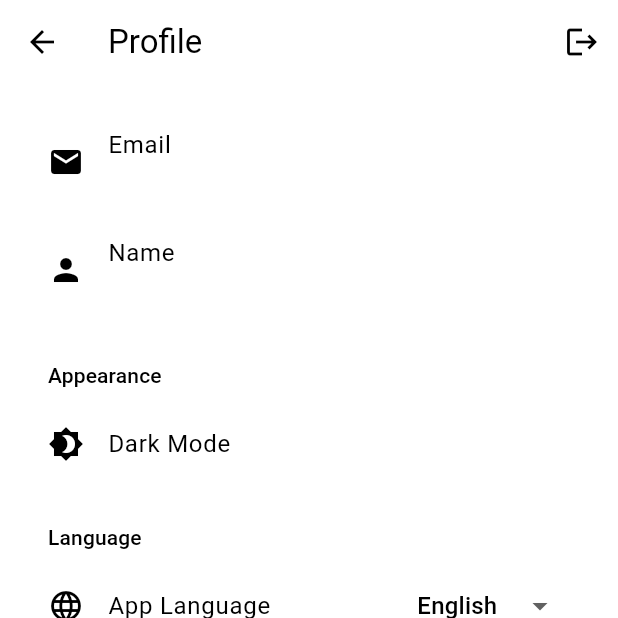
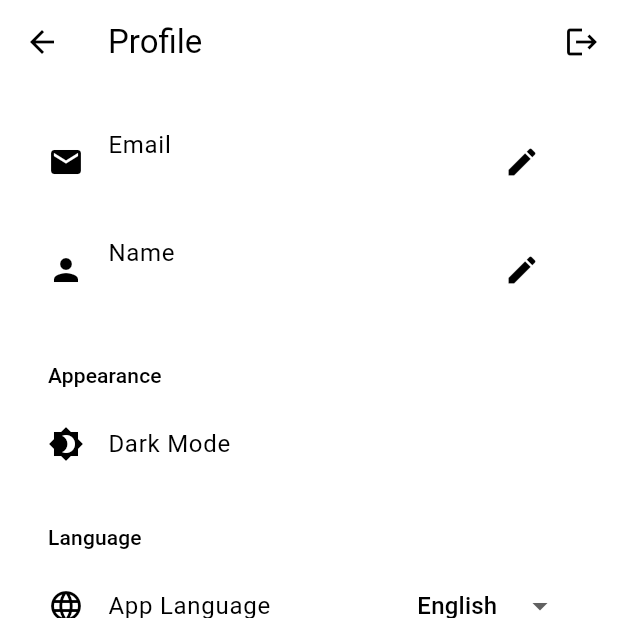
Before and after one commit to speedyjohn/crossplatform-marketplace, a Flutter app: the ProfilePage screen opened directly, on a phone screen of 412 x 824 dp, the top half of it. Run offline on Flutter 3.47's test engine with Material 3 defaults, Android fonts, the phone set to English and light mode, and no system bars; our stand-ins replace cloud_firestore, connectivity_plus, firebase_auth, firebase_core, image_picker, shared_preferences; accounts and stored records are empty; generated files the repository leaves out were written again.

Commit message:
User data changing

```diff
--- a/lib/pages/profile/profile_user_info.dart
+++ b/lib/pages/profile/profile_user_info.dart
@@ -1,13 +1,83 @@
 import 'package:flutter/material.dart';
+import 'package:shared_preferences/shared_preferences.dart';
+import 'package:provider/provider.dart';
+import 'package:cloud_firestore/cloud_firestore.dart';
 import '../../models/user.dart';
+import '../../providers/AuthProvider.dart';
 
-class ProfileUserInfo extends StatelessWidget {
+class ProfileUserInfo extends StatefulWidget {
   final AppUser user;
 
   const ProfileUserInfo({
     Key? key,
     required this.user,
   }) : super(key: key);
+
+  @override
+  State<ProfileUserInfo> createState() => _ProfileUserInfoState();
+}
+
+class _ProfileUserInfoState extends State<ProfileUserInfo> {
+  late TextEditingController _emailController;
+  late TextEditingController _nameController;
+  bool _isEditingEmail = false;
+  bool _isEditingName = false;
+  final _firestore = FirebaseFirestore.instance;
+
+  @override
+  void initState() {
+    super.initState();
+    _emailController = TextEditingController(text: widget.user.email);
+    _nameController = TextEditingController(text: widget.user.name);
+  }
+
+  @override
+  void dispose() {
+    _emailController.dispose();
+    _nameController.dispose();
+    super.dispose();
+  }
+
+  Future<void> _saveChanges(String key, String value) async {
+    // Save to local storage
+    final prefs = await SharedPreferences.getInstance();
+    await prefs.setString(key, value);
+
+    // Save to Firebase
+    try {
+      await _firestore.collection('users').doc(widget.user.uid).update({
+        key == 'user_email' ? 'email' : 'name': value,
+      });
+
+      // Update the user data in AuthProvider
+      final authProvider = Provider.of<AuthProvider>(context, listen: false);
+      final updatedUser = AppUser(
+        uid: widget.user.uid,
+        email: key == 'user_email' ? value : widget.user.email,
+        name: key == 'user_name' ? value : widget.user.name,
+        address: widget.user.address,
+        phone: widget.user.phone,
+        theme: widget.user.theme,
+        language: widget.user.language,
+      );
+
+      // Force rebuild of the widget with new data
+      setState(() {
+        if (key == 'user_email') {
+          _emailController.text = value;
+        } else {
+          _nameController.text = value;
+        }
+      });
+    } catch (e) {
+      ScaffoldMessenger.of(context).showSnackBar(
+        SnackBar(
+          content: Text('Failed to update in Firebase: $e'),
+          backgroundColor: Colors.red,
+        ),
+      );
+    }
+  }
 
   @override
   Widget build(BuildContext context) {
@@ -17,13 +87,61 @@ class ProfileUserInfo extends StatelessWidget {
         ListTile(
           leading: const Icon(Icons.email),
           title: const Text('Email'),
-          subtitle: Text(user.email),
+          subtitle: _isEditingEmail
+              ? TextField(
+                  controller: _emailController,
+                  decoration: const InputDecoration(
+                    hintText: 'Enter email',
+                  ),
+                  onSubmitted: (value) {
+                    setState(() {
+                      _isEditingEmail = false;
+                    });
+                    _saveChanges('user_email', value);
+                  },
+                )
+              : Text(_emailController.text),
+          trailing: IconButton(
+            icon: Icon(_isEditingEmail ? Icons.save : Icons.edit),
+            onPressed: () {
+              setState(() {
+                _isEditingEmail = !_isEditingEmail;
+                if (!_isEditingEmail) {
+                  _saveChanges('user_email', _emailController.text);
+                }
+              });
+            },
+          ),
         ),
-        if (user.name != null)
+        if (widget.user.name != null)
           ListTile(
             leading: const Icon(Icons.person),
             title: const Text('Name'),
-            subtitle: Text(user.name!),
+            subtitle: _isEditingName
+                ? TextField(
+                    controller: _nameController,
+                    decoration: const InputDecoration(
+                      hintText: 'Enter name',
+                    ),
+                    onSubmitted: (value) {
+                      setState(() {
+                        _isEditingName = false;
+                      });
+                      _saveChanges('user_name', value);
+                    },
+                  )
+                : Text(_nameController.text),
+            trailing: IconButton(
+              icon: Icon(_isEditingName ? Icons.save : Icons.edit),
+              onPressed: () {
+                setState(() {
+                  _isEditingName = !_isEditingName;
+                  if (!_isEditingName) {
+                    _saveChanges('user_name', _nameController.text);
+                  }
+                });
+              },
+            ),
           ),
       ],
     );
```
